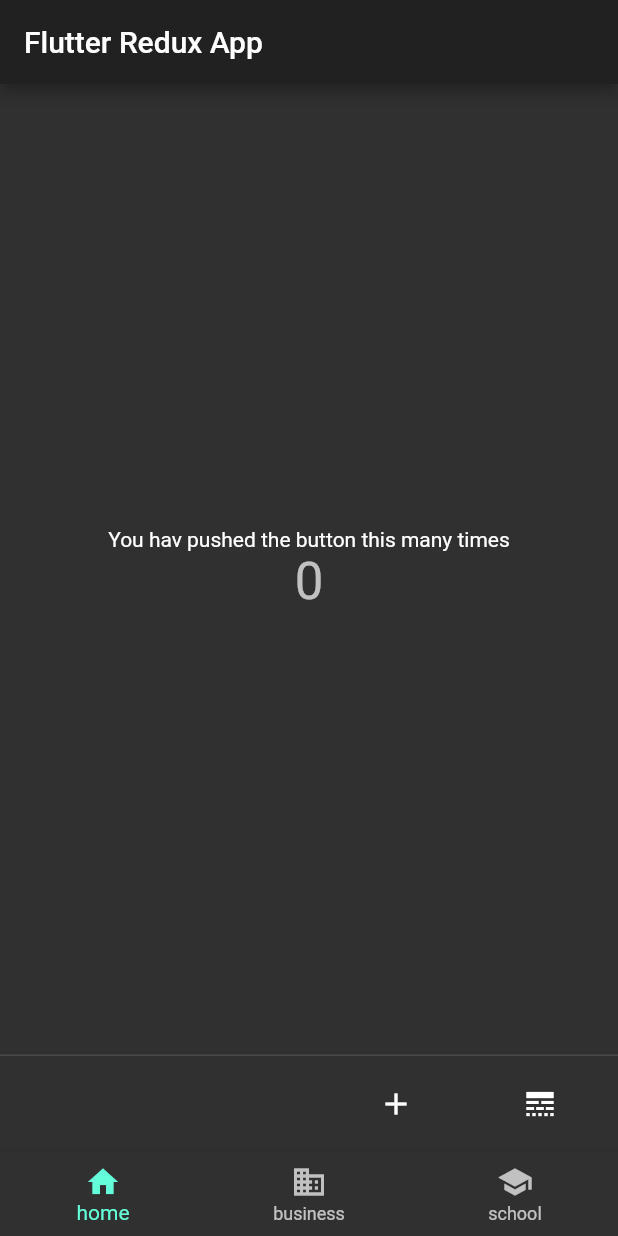
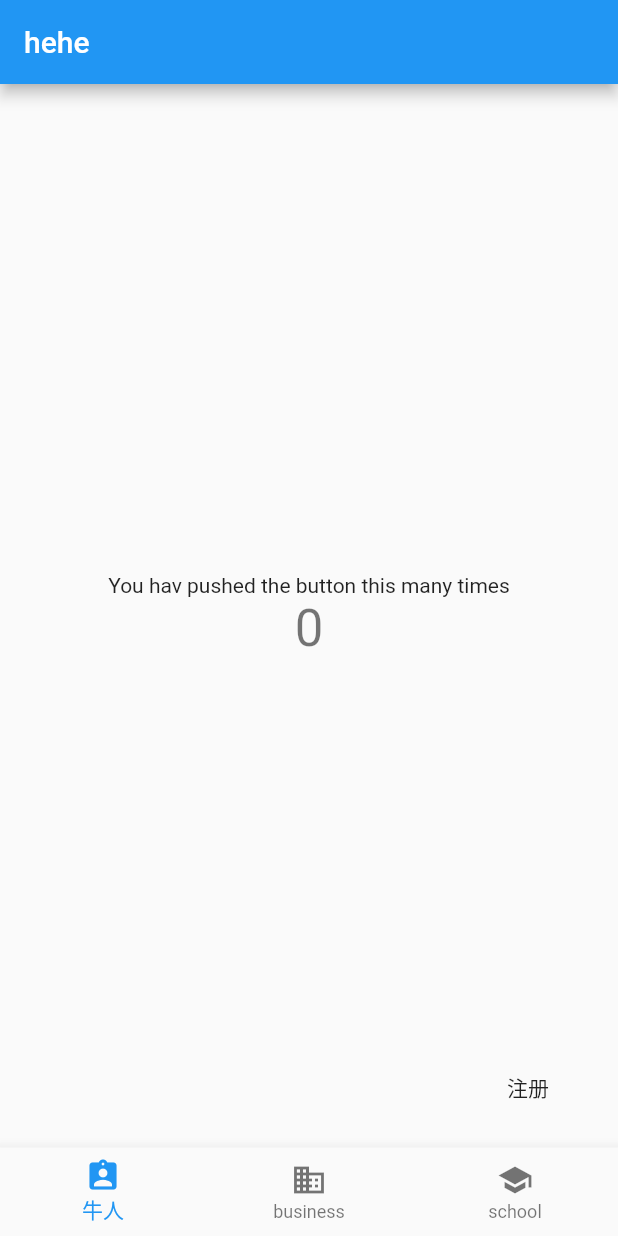
Before and after one commit to ZodiacSyndicate/flutter_job, a Flutter app: the screen it shows after launch, on a phone screen of 412 x 824 dp. Run offline on Flutter 3.47's test engine with Material 2 defaults, Android fonts, the phone set to English and light mode, and no system bars; our stand-ins replace flutter_redux, redux.

```diff
--- a/lib/main.dart
+++ b/lib/main.dart
@@ -2,6 +2,7 @@ import 'package:flutter/material.dart';
 import 'package:flutter_redux/flutter_redux.dart';
 import 'package:redux/redux.dart';
 import 'package:flutter_job/widgets/bottom_navigation.dart';
+import 'package:flutter_job/containers/register.dart';
 
 enum Actions { Increment, Decrement }
 
@@ -36,11 +37,24 @@ class FlutterReudxApp extends StatelessWidget {
     return StoreProvider(
       store: store,
       child: MaterialApp(
-        theme: ThemeData.dark(),
+        initialRoute: '/',
+        routes: {
+          '/register': (context) => Register(),
+          '/': (context) => Home()
+        },
+        theme: ThemeData.light(),
         title: title,
-        home: Scaffold(
+      ),
+    );
+  }
+}
+
+class Home extends StatelessWidget {
+  @override
+  Widget build(BuildContext context) {
+    return Scaffold(
       appBar: AppBar(
-            title: Text(title),
+        title: Text('hehe'),
       ),
       body: Center(
         child: Column(
@@ -60,31 +74,11 @@ class FlutterReudxApp extends StatelessWidget {
         ),
       ),
       bottomNavigationBar: NavigationBar(),
-          persistentFooterButtons: <Widget>[
-            StoreConnector<int, VoidCallback>(
-              converter: (store) {
-                return () => store.dispatch(Actions.Increment);
+      floatingActionButton: FlatButton(
+        child: Text('注册'),
+        onPressed: () {
+          Navigator.pushNamed(context, '/register');
         },
-              builder: (context, callback) {
-                return FlatButton(
-                  onPressed: callback,
-                  child: Icon(Icons.add),
-                );
-              },
-            ),
-            StoreConnector<int, VoidCallback>(
-              converter: (store) {
-                return () => store.dispatch(Actions.Decrement);
-              },
-              builder: (context, callback) {
-                return FlatButton(
-                  onPressed: callback,
-                  child: Icon(Icons.line_style),
-                );
-              },
-            ),
-          ],
-        ),
       ),
     );
   }
--- a/lib/widgets/bottom_navigation.dart
+++ b/lib/widgets/bottom_navigation.dart
@@ -14,7 +14,8 @@ class NavigationBarState extends State<NavigationBar> {
   Widget build(BuildContext context) {
     return BottomNavigationBar(
       items: <BottomNavigationBarItem>[
-        BottomNavigationBarItem(icon: Icon(Icons.home), title: Text('home')),
+        BottomNavigationBarItem(
+            icon: Icon(Icons.assignment_ind), title: Text('牛人')),
         BottomNavigationBarItem(
             icon: Icon(Icons.business), title: Text('business')),
         BottomNavigationBarItem(
```
Also changed, not shown: lib/containers/register.dart (added, +59 -0 lines). Lines whose indentation alone changed are shown as unchanged.
